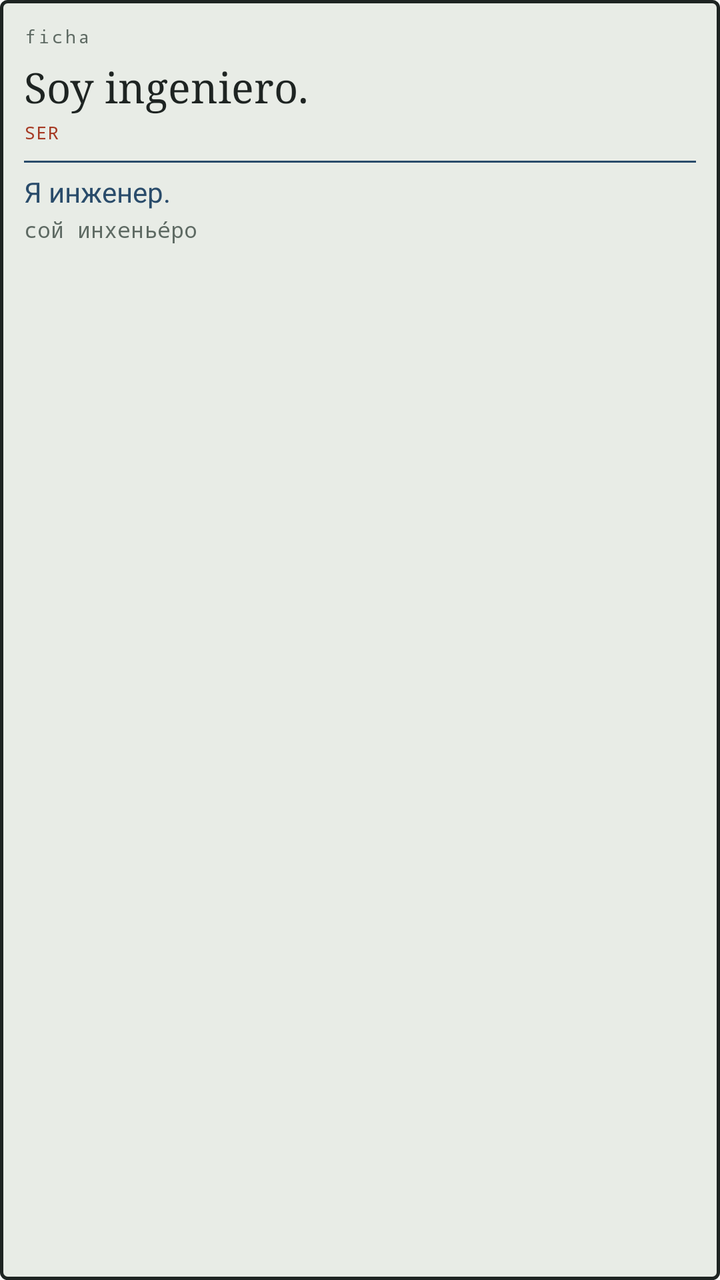
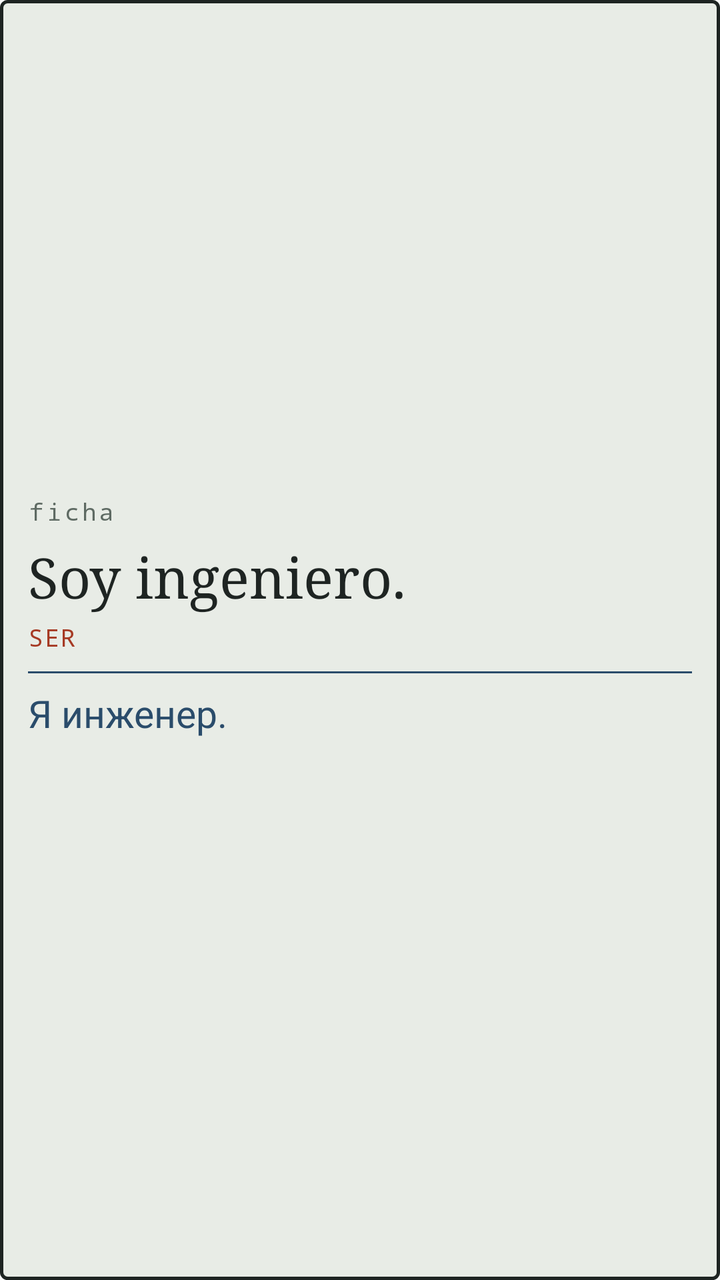

Screens rendered from an Android XML layout before and after an edit, with the pre-edit source and the edit as a unified diff.
<!-- AndroidManifest.xml: application theme android:Theme.Material.Light.NoActionBar -->
<!-- res/layout/widget.xml -->
<?xml version="1.0" encoding="utf-8"?>
<LinearLayout xmlns:android="http://schemas.android.com/apk/res/android"
    android:id="@+id/raiz"
    android:layout_width="match_parent"
    android:layout_height="match_parent"
    android:orientation="vertical"
    android:background="@drawable/widget_bg"
    android:padding="12dp">

    <TextView
        android:id="@+id/ficha"
        android:layout_width="wrap_content"
        android:layout_height="wrap_content"
        android:textSize="9sp"
        android:letterSpacing="0.15"
        android:textColor="#5E6A63"
        android:fontFamily="monospace"
        android:text="ficha" />

    <TextView
        android:id="@+id/es"
        android:layout_width="match_parent"
        android:layout_height="wrap_content"
        android:layout_marginTop="5dp"
        android:textSize="21sp"
        android:textColor="#1E2422"
        android:fontFamily="serif"
        android:maxLines="2"
        android:ellipsize="end"
        android:text="Soy ingeniero." />

    <TextView
        android:id="@+id/roles"
        android:layout_width="match_parent"
        android:layout_height="wrap_content"
        android:layout_marginTop="3dp"
        android:textSize="9sp"
        android:letterSpacing="0.06"
        android:textColor="#A63A24"
        android:fontFamily="monospace"
        android:maxLines="1"
        android:ellipsize="end"
        android:text="SER" />

    <TextView
        android:layout_width="match_parent"
        android:layout_height="1dp"
        android:layout_marginTop="8dp"
        android:background="#2A4C6B"
        android:text="" />

    <TextView
        android:id="@+id/ru"
        android:layout_width="match_parent"
        android:layout_height="wrap_content"
        android:layout_marginTop="5dp"
        android:textSize="14sp"
        android:textColor="#2A4C6B"
        android:maxLines="2"
        android:ellipsize="end"
        android:text="Я инженер." />

    <TextView
        android:id="@+id/say"
        android:layout_width="match_parent"
        android:layout_height="wrap_content"
        android:layout_marginTop="2dp"
        android:textSize="11sp"
        android:textColor="#5E6A63"
        android:fontFamily="monospace"
        android:maxLines="1"
        android:ellipsize="end"
        android:text="сой инхеньéро" />

</LinearLayout>
<!-- resources referenced by this layout -->
<resources>
  <!-- drawable widget_bg (drawable) -->
  <?xml version="1.0" encoding="utf-8"?>
  <shape xmlns:android="http://schemas.android.com/apk/res/android"
      android:shape="rectangle">
      <solid android:color="#E8ECE6" />
      <stroke android:width="1.5dp" android:color="#1E2422" />
      <corners android:radius="3dp" />
  </shape>
</resources>

<!-- the commit's change to res/layout/widget.xml (unified diff, before → after) -->
@@ -4,28 +4,31 @@
     android:layout_width="match_parent"
     android:layout_height="match_parent"
     android:orientation="vertical"
+    android:gravity="center_vertical"
     android:background="@drawable/widget_bg"
-    android:padding="12dp">
+    android:padding="14dp">
 
     <TextView
         android:id="@+id/ficha"
         android:layout_width="wrap_content"
         android:layout_height="wrap_content"
-        android:textSize="9sp"
-        android:letterSpacing="0.15"
+        android:textSize="12sp"
+        android:letterSpacing="0.12"
         android:textColor="#5E6A63"
         android:fontFamily="monospace"
+        android:maxLines="1"
         android:text="ficha" />
 
     <TextView
         android:id="@+id/es"
         android:layout_width="match_parent"
         android:layout_height="wrap_content"
-        android:layout_marginTop="5dp"
-        android:textSize="21sp"
+        android:layout_marginTop="6dp"
+        android:textSize="28sp"
         android:textColor="#1E2422"
         android:fontFamily="serif"
-        android:maxLines="2"
+        android:lineSpacingMultiplier="1.05"
+        android:maxLines="4"
         android:ellipsize="end"
         android:text="Soy ingeniero." />
 
@@ -33,19 +36,19 @@
         android:id="@+id/roles"
         android:layout_width="match_parent"
         android:layout_height="wrap_content"
-        android:layout_marginTop="3dp"
-        android:textSize="9sp"
-        android:letterSpacing="0.06"
+        android:layout_marginTop="4dp"
+        android:textSize="12sp"
+        android:letterSpacing="0.05"
         android:textColor="#A63A24"
         android:fontFamily="monospace"
-        android:maxLines="1"
+        android:maxLines="2"
         android:ellipsize="end"
         android:text="SER" />
 
     <TextView
         android:layout_width="match_parent"
         android:layout_height="1dp"
-        android:layout_marginTop="8dp"
+        android:layout_marginTop="9dp"
         android:background="#2A4C6B"
         android:text="" />
 
@@ -53,10 +56,11 @@
         android:id="@+id/ru"
         android:layout_width="match_parent"
         android:layout_height="wrap_content"
-        android:layout_marginTop="5dp"
-        android:textSize="14sp"
+        android:layout_marginTop="7dp"
+        android:textSize="19sp"
         android:textColor="#2A4C6B"
-        android:maxLines="2"
+        android:lineSpacingMultiplier="1.1"
+        android:maxLines="4"
         android:ellipsize="end"
         android:text="Я инженер." />
 
@@ -64,12 +68,12 @@
         android:id="@+id/say"
         android:layout_width="match_parent"
         android:layout_height="wrap_content"
-        android:layout_marginTop="2dp"
-        android:textSize="11sp"
+        android:layout_marginTop="4dp"
+        android:textSize="14sp"
         android:textColor="#5E6A63"
         android:fontFamily="monospace"
-        android:maxLines="1"
+        android:maxLines="2"
         android:ellipsize="end"
-        android:text="сой инхеньéро" />
+        android:text="" />
 
 </LinearLayout>
